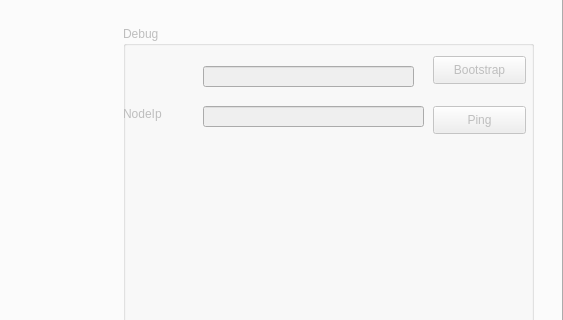
The window that main.ui (BusyStudent/DHT) describes before a commit, drawn with Qt 5; both pictures show x 409 to 972 and y 130 to 450 of the 972 by 631 pixel window.
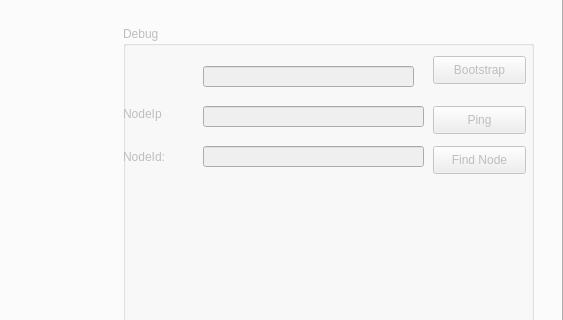
The same window after the commit.

```diff
--- a/main.ui
+++ b/main.ui
@@ -185,6 +185,42 @@
           </rect>
          </property>
         </widget>
+        <widget class="QLabel" name="label_4">
+         <property name="geometry">
+          <rect>
+           <x>0</x>
+           <y>120</y>
+           <width>91</width>
+           <height>21</height>
+          </rect>
+         </property>
+         <property name="text">
+          <string>NodeId:</string>
+         </property>
+        </widget>
+        <widget class="QLineEdit" name="findNodeEdit">
+         <property name="geometry">
+          <rect>
+           <x>80</x>
+           <y>120</y>
+           <width>221</width>
+           <height>21</height>
+          </rect>
+         </property>
+        </widget>
+        <widget class="QPushButton" name="findNodeButton">
+         <property name="geometry">
+          <rect>
+           <x>310</x>
+           <y>120</y>
+           <width>93</width>
+           <height>28</height>
+          </rect>
+         </property>
+         <property name="text">
+          <string>Find Node</string>
+         </property>
+        </widget>
        </widget>
       </widget>
       <widget class="QWidget" name="tab_2">
```
Left out of the diff: 36 changed lines with no effect on the pictures.
